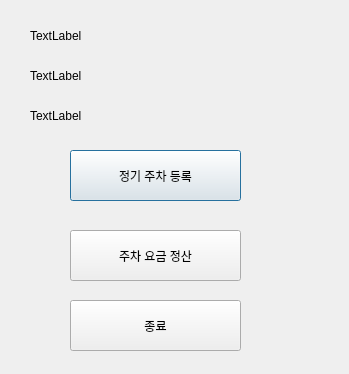
mssung34/ALPR, file mainpage.ui: the form before one commit.
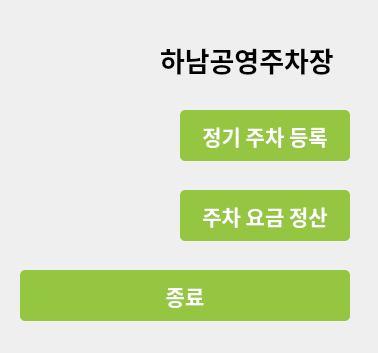
The form after the commit. Icons and pictures are not drawn.

The edit to the form file:
```diff
--- a/mainpage.ui
+++ b/mainpage.ui
@@ -6,8 +6,8 @@
    <rect>
     <x>0</x>
     <y>0</y>
-    <width>349</width>
-    <height>374</height>
+    <width>378</width>
+    <height>353</height>
    </rect>
   </property>
   <property name="windowTitle">
@@ -16,12 +16,36 @@
   <widget class="QPushButton" name="regist_btn">
    <property name="geometry">
     <rect>
-     <x>70</x>
-     <y>150</y>
-     <width>171</width>
+     <x>180</x>
+     <y>110</y>
+     <width>170</width>
      <height>51</height>
     </rect>
    </property>
+   <property name="font">
+    <font>
+     <family>Noto Sans CJK HK</family>
+     <pointsize>16</pointsize>
+     <weight>75</weight>
+     <bold>true</bold>
+    </font>
+   </property>
+   <property name="styleSheet">
+    <string notr="true">
+
+
+QPushButton{
+	background-color: rgb(148, 198, 65);
+	color: rgb(255, 255, 255);
+	border-radius: 5px
+}
+QPushButton:hover{
+	
+	background-color: rgb(78, 154, 6);
+	border-radius: 5px
+
+}</string>
+   </property>
    <property name="text">
     <string>정기 주차 등록</string>
    </property>
@@ -29,12 +53,34 @@
   <widget class="QPushButton" name="calcul_btn">
    <property name="geometry">
     <rect>
-     <x>70</x>
-     <y>230</y>
-     <width>171</width>
+     <x>180</x>
+     <y>190</y>
+     <width>170</width>
      <height>51</height>
     </rect>
    </property>
+   <property name="font">
+    <font>
+     <family>Noto Sans CJK HK</family>
+     <pointsize>16</pointsize>
+     <weight>75</weight>
+     <bold>true</bold>
+    </font>
+   </property>
+   <property name="styleSheet">
+    <string notr="true">
+QPushButton{
+	background-color: rgb(148, 198, 65);
+	color: rgb(255, 255, 255);
+	border-radius: 5px
+}
+QPushButton:hover{
+	
+	background-color: rgb(78, 154, 6);
+	border-radius: 5px
+
+}</string>
+   </property>
    <property name="text">
     <string>주차 요금 정산</string>
    </property>
@@ -42,12 +88,34 @@
   <widget class="QPushButton" name="end_btn">
    <property name="geometry">
     <rect>
-     <x>70</x>
-     <y>300</y>
-     <width>171</width>
+     <x>20</x>
+     <y>270</y>
+     <width>330</width>
      <height>51</height>
     </rect>
    </property>
+   <property name="font">
+    <font>
+     <family>Noto Sans CJK HK</family>
+     <pointsize>16</pointsize>
+     <weight>75</weight>
+     <bold>true</bold>
+    </font>
+   </property>
+   <property name="styleSheet">
+    <string notr="true">
+QPushButton{
+	background-color: rgb(148, 198, 65);
+	color: rgb(255, 255, 255);
+	border-radius: 5px
+}
+QPushButton:hover{
+	
+	background-color: rgb(78, 154, 6);
+	border-radius: 5px
+
+}</string>
+   </property>
    <property name="text">
     <string>종료</string>
    </property>
@@ -55,40 +123,95 @@
   <widget class="QLabel" name="label">
    <property name="geometry">
     <rect>
-     <x>30</x>
-     <y>20</y>
-     <width>261</width>
+     <x>20</x>
+     <y>130</y>
+     <width>120</width>
      <height>31</height>
     </rect>
    </property>
+   <property name="font">
+    <font>
+     <pointsize>15</pointsize>
+    </font>
+   </property>
    <property name="text">
-    <string>TextLabel</string>
+    <string/>
    </property>
   </widget>
   <widget class="QLabel" name="label_2">
    <property name="geometry">
     <rect>
-     <x>30</x>
-     <y>60</y>
-     <width>261</width>
+     <x>20</x>
+     <y>170</y>
+     <width>120</width>
      <height>31</height>
     </rect>
    </property>
+   <property name="font">
+    <font>
+     <pointsize>11</pointsize>
+    </font>
+   </property>
    <property name="text">
-    <string>TextLabel</string>
+    <string/>
    </property>
   </widget>
   <widget class="QLabel" name="label_3">
    <property name="geometry">
     <rect>
-     <x>30</x>
-     <y>100</y>
-     <width>261</width>
+     <x>20</x>
+     <y>210</y>
+     <width>120</width>
      <height>31</height>
     </rect>
    </property>
+   <property name="font">
+    <font>
+     <pointsize>11</pointsize>
+    </font>
+   </property>
    <property name="text">
-    <string>TextLabel</string>
+    <string/>
+   </property>
+  </widget>
+  <widget class="QLabel" name="label_4">
+   <property name="geometry">
+    <rect>
+     <x>160</x>
+     <y>40</y>
+     <width>190</width>
+     <height>40</height>
+    </rect>
+   </property>
+   <property name="font">
+    <font>
+     <family>Sans</family>
+     <pointsize>20</pointsize>
+     <weight>75</weight>
+     <bold>true</bold>
+    </font>
+   </property>
+   <property name="text">
+    <string>하남공영주차장</string>
+   </property>
+  </widget>
+  <widget class="QLabel" name="label_5">
+   <property name="geometry">
+    <rect>
+     <x>20</x>
+     <y>10</y>
+     <width>101</width>
+     <height>91</height>
+    </rect>
+   </property>
+   <property name="text">
+    <string/>
+   </property>
+   <property name="pixmap">
+    <pixmap>../../../사진/Screenshot from 2022-08-01 09-23-00.png</pixmap>
+   </property>
+   <property name="scaledContents">
+    <bool>true</bool>
    </property>
   </widget>
  </widget>
```
